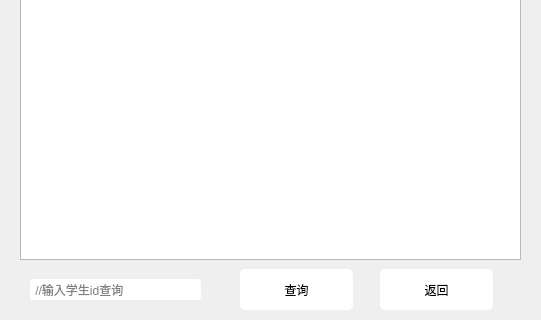
Old version of the form teacher.ui in the repository yccc233/mana-sys; both pictures show x 0 to 541 and y 151 to 471 of the 541 by 471 pixel window.
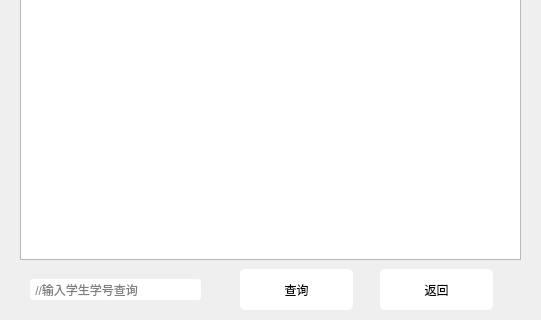
New version of the form.

Diff of the .ui file:
```diff
--- a/teacher.ui
+++ b/teacher.ui
@@ -10,6 +10,18 @@
     <height>471</height>
    </rect>
   </property>
+  <property name="minimumSize">
+   <size>
+    <width>541</width>
+    <height>471</height>
+   </size>
+  </property>
+  <property name="maximumSize">
+   <size>
+    <width>541</width>
+    <height>471</height>
+   </size>
+  </property>
   <property name="windowTitle">
    <string>MainWindow</string>
   </property>
@@ -100,7 +112,7 @@
      </rect>
     </property>
     <property name="placeholderText">
-     <string> //输入学生id查询</string>
+     <string> //输入学生学号查询</string>
     </property>
    </widget>
    <widget class="QLabel" name="label_2">
```
